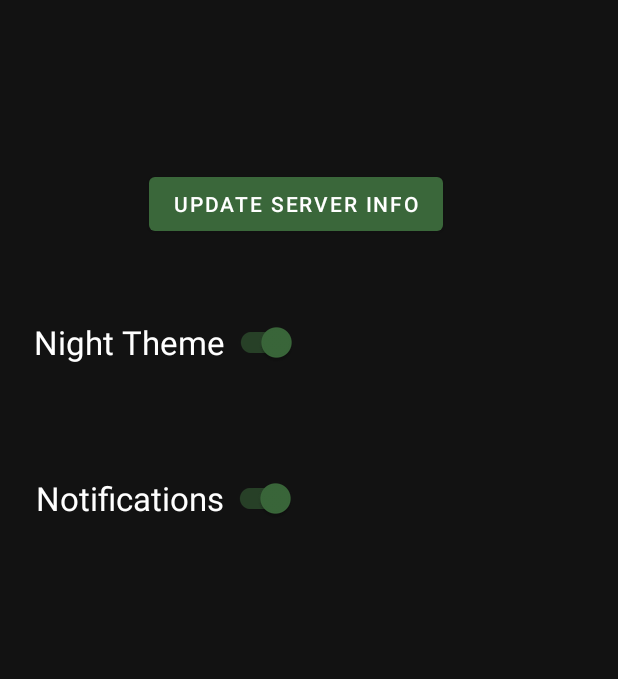
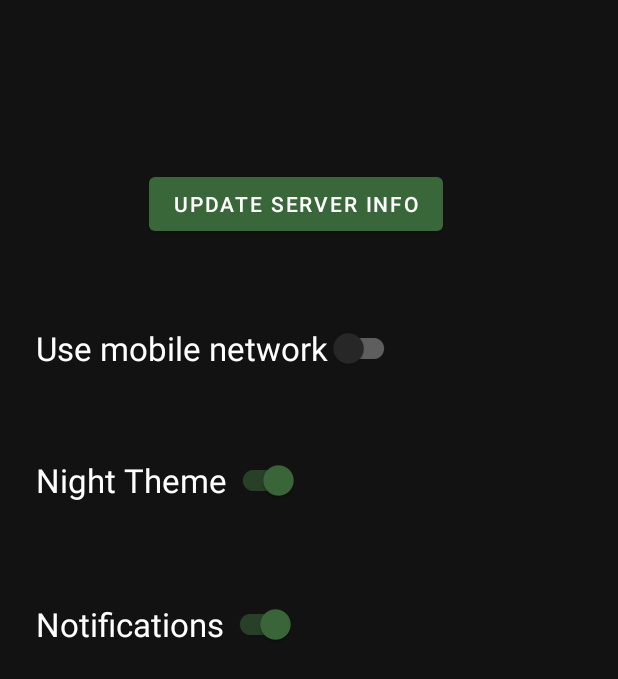
Before and after one commit to privastead/android_app, an Android app: the fragment SettingsFragment shown on its own in the app's theme, on a phone screen of 412 x 824 dp. Shown: the top 679 px of the screen. Run offline under Robolectric (Android 15) with nearby library versions, the phone set to English and light mode, and no system bars; 2 statements that could not run were skipped.

Commit message:
Settings option for using mobile networks.

```diff
--- a/app/src/main/java/privastead/camera/SettingsFragment.kt
+++ b/app/src/main/java/privastead/camera/SettingsFragment.kt
@@ -17,18 +17,28 @@ package privastead.camera
  * along with this program.  If not, see <https://www.gnu.org/licenses/>.
  */
 
+import android.app.AlertDialog
 import android.content.Context
 import android.content.Intent
+import android.net.ConnectivityManager
+import android.net.Uri
 import android.os.Build
 import android.os.Bundle
+import android.provider.Settings
 import android.view.LayoutInflater
 import android.view.View
 import android.view.ViewGroup
+import android.widget.Toast
 import androidx.annotation.RequiresApi
 import androidx.appcompat.app.AppCompatDelegate
 import androidx.core.app.ActivityCompat.recreate
 import androidx.fragment.app.Fragment
+import kotlinx.coroutines.CoroutineScope
+import kotlinx.coroutines.Dispatchers
+import kotlinx.coroutines.launch
+import kotlinx.coroutines.withContext
 import privastead.camera.databinding.FragmentSettingsBinding
+import java.io.File
 
 
 class SettingsFragment : Fragment() {
@@ -51,10 +61,8 @@ class SettingsFragment : Fragment() {
         val root: View = binding.root
 
         // Theme setting
-        //val sharedPref = activity?.getPreferences(Context.MODE_PRIVATE) ?: return root
         val sharedPref = activity?.getSharedPreferences(getString(R.string.shared_preferences), Context.MODE_PRIVATE) ?: return root
-        var isChecked = sharedPref.getBoolean(getString(R.string.saved_theme_switch_state), true)
-        binding.themeSwitch.isChecked = isChecked
+        binding.themeSwitch.isChecked = sharedPref.getBoolean(getString(R.string.saved_theme_switch_state), true)
 
         binding.themeSwitch.setOnCheckedChangeListener { _, isChecked ->
             toggleTheme(isChecked)
@@ -83,6 +91,35 @@ class SettingsFragment : Fragment() {
             startActivityForResult(intent, serverActivityRequestCode)
         }
 
+        val useMobile = sharedPref.getBoolean(getString(R.string.use_mobile_state), false)
+        val connectivityManager = parentFragment?.activity?.applicationContext?.getSystemService(Context.CONNECTIVITY_SERVICE) as ConnectivityManager
+        val isRestricted = (connectivityManager.restrictBackgroundStatus == ConnectivityManager.RESTRICT_BACKGROUND_STATUS_ENABLED)
+
+        binding.mobileNetworkSwitch.isChecked = useMobile && !isRestricted
+        binding.mobileNetworkSwitch.setOnCheckedChangeListener { _, isChecked ->
+            // FIXME: We're not sure if the user follows the instructions correctly.
+            // But we currently have no way of checking.
+            with(sharedPref.edit()) {
+                putBoolean(getString(R.string.use_mobile_state), isChecked)
+                apply()
+            }
+
+            if (isChecked) {
+                AlertDialog.Builder(parentFragment?.activity)
+                    .setTitle("Next step")
+                    .setMessage(getString(R.string.mobile_network_next_step_instructions))
+                    .setPositiveButton("Continue") { _, _ ->
+                        val intent =
+                            Intent(Settings.ACTION_IGNORE_BACKGROUND_DATA_RESTRICTIONS_SETTINGS).apply {
+                                data = Uri.parse("package:${context?.packageName}")
+                            }
+                        context?.startActivity(intent)
+                    }
+                    .setNegativeButton("Go back", null)
+                    .show()
+            }
+        }
+
         return root
     }
 
--- a/app/src/main/res/layout/fragment_settings.xml
+++ b/app/src/main/res/layout/fragment_settings.xml
@@ -36,14 +36,26 @@
         app:layout_constraintTop_toTopOf="parent" />
 
     <com.google.android.material.switchmaterial.SwitchMaterial
+        android:id="@+id/mobile_network_switch"
+        android:layout_width="wrap_content"
+        android:layout_height="wrap_content"
+        android:layout_marginTop="208dp"
+        android:text="@string/mobile_network_switch"
+        android:textSize="10pt"
+        app:layout_constraintEnd_toEndOf="parent"
+        app:layout_constraintHorizontal_bias="0.142"
+        app:layout_constraintStart_toStartOf="parent"
+        app:layout_constraintTop_toTopOf="parent" />
+
+    <com.google.android.material.switchmaterial.SwitchMaterial
         android:id="@+id/theme_switch"
         android:layout_width="wrap_content"
         android:layout_height="wrap_content"
-        android:layout_marginTop="204dp"
+        android:layout_marginTop="296dp"
         android:text="@string/theme_switch"
         android:textSize="10pt"
         app:layout_constraintEnd_toEndOf="parent"
-        app:layout_constraintHorizontal_bias="0.096"
+        app:layout_constraintHorizontal_bias="0.1"
         app:layout_constraintStart_toStartOf="parent"
         app:layout_constraintTop_toTopOf="parent" />
 
@@ -51,7 +63,7 @@
         android:id="@+id/notification_switch"
         android:layout_width="wrap_content"
         android:layout_height="wrap_content"
-        android:layout_marginTop="308dp"
+        android:layout_marginTop="392dp"
         android:text="@string/notification_switch"
         android:textSize="10pt"
         app:layout_constraintEnd_toEndOf="parent"
--- a/app/src/main/res/values/strings.xml
+++ b/app/src/main/res/values/strings.xml
@@ -48,6 +48,7 @@
     <string name="error_camera_access">Error accessing the camera data!</string>
     <string name="delete_all_failed">Could not successfully delete all the videos from storage!</string>
     <string name="wait_pending_video">This video has not been fully received yet. Please wait.</string>
+    <string name="wifi_instructions">Currently, videos will be fetched only when connected to WiFi (but not mobile network). You can remove this restriction in the settings.</string>
 
     <!-- Notification -->
     <string name="channel_name">Notification Channel</string>
@@ -59,15 +60,18 @@
     <string name="notification_switch">Notifications</string>
     <string name="saved_need_notification_state">NotificationState</string>
 
-    <!-- Theme -->
+    <!-- Settings -->
     <string name="theme_switch">Night Theme</string>
     <string name="saved_theme_switch_state">ThemeState</string>
+    <string name="update_ip">Update server info</string>
+    <string name="use_mobile_state">UseMobile</string>
+    <string name="mobile_network_switch">Use mobile network</string>
+    <string name="mobile_network_next_step_instructions">This will take you to the system\'s mobile data usage page for the app. To allow the app to fetch videos instantly when connected to a mobile network, enable both "Background data" and "Unrestricted mobile data usage" options.</string>
 
     <!-- Network Connection -->
     <string name="first_time_connection_done">FirstTimeConnectionDone</string>
     <string name="not_connected_server">Not connected to the server!</string>
     <string name="try_again">Try again later!</string>
-    <string name="update_ip">Update server info</string>
     <string name="ip_not_set">(not set)</string>
     <string name="invalid_ip">Invalid IP address!</string>
     <string name="enter_server_ip">Enter the server IP address!</string>
```
Also changed, not shown: app/src/main/java/privastead/camera/PushNotificationService.kt (+9 -3 lines), app/src/main/java/privastead/camera/VideoListActivity.kt (+16 -0 lines).
